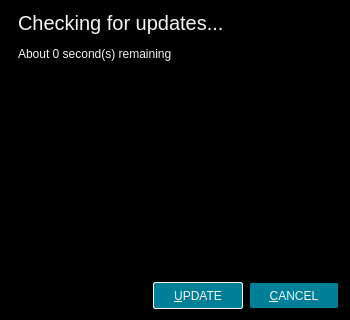
Old version of the form src/ui/updatedialog.ui in the repository u8sand/Baka-MPlayer.
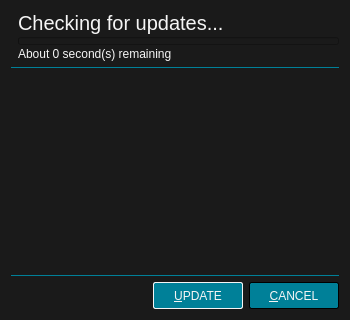
New version of the form. Icons and pictures are not drawn.

Commit message: Changed background color to #1A1A1A

What changed in the file:
```diff
--- a/src/ui/updatedialog.ui
+++ b/src/ui/updatedialog.ui
@@ -16,10 +16,15 @@
   <property name="styleSheet">
    <string notr="true">QWidget {
 	font: 12px &quot;Noto Sans&quot;, &quot;FreeSans&quot;;
-	background: black;
+	background: #1A1A1A;
 	color: whitesmoke;
 }
 
+#plainTextEdit {
+	border-top: 1px solid #008098;
+	border-bottom: 1px solid #008098;
+}
+
 /* QPushButton */
 
 QPushButton {
@@ -42,7 +47,7 @@
     color: #B8B8B8;
 }
 
-/* QScrollBar:vertical */
+/* QScrollBar */
 
 QScrollBar:vertical {
 	border: none;
@@ -61,8 +66,6 @@
 	background: transparent;
 }
 
-/* QScrollBar:horizontal */
-
 QScrollBar:horizontal {
 	border: none;
 	height: 5px;
@@ -151,8 +154,8 @@
    </item>
    <item>
     <widget class="QPlainTextEdit" name="plainTextEdit">
-     <property name="frameShadow">
-      <enum>QFrame::Plain</enum>
+     <property name="frameShape">
+      <enum>QFrame::NoFrame</enum>
      </property>
      <property name="undoRedoEnabled">
       <bool>false</bool>
```
The commit also changes 7 other files.
